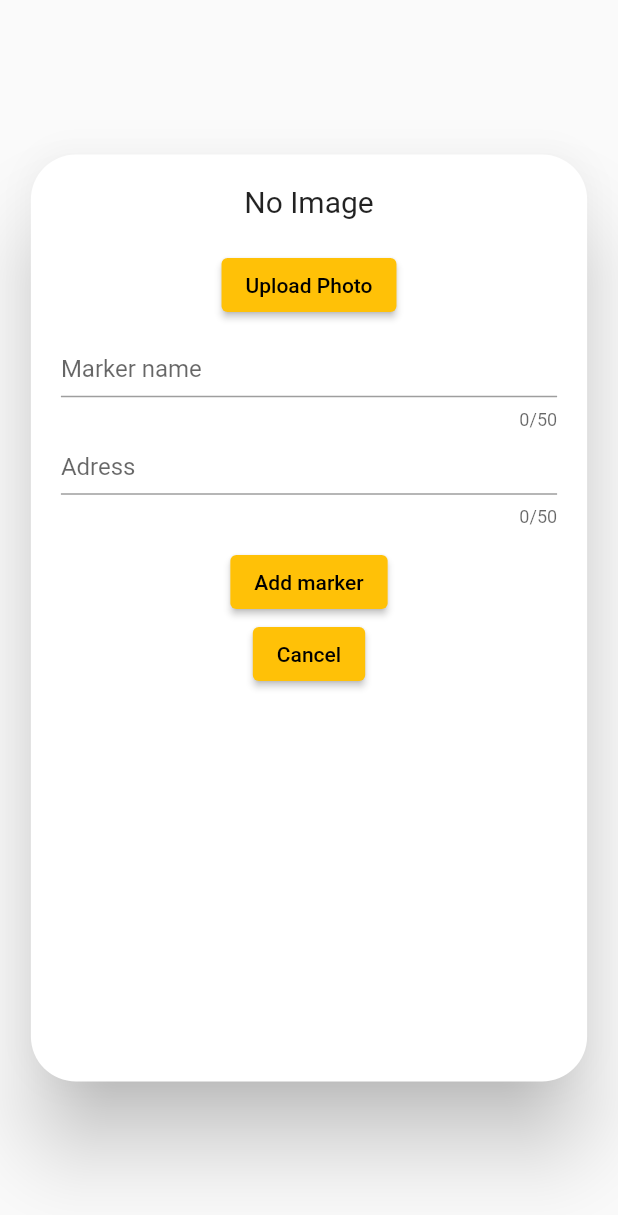
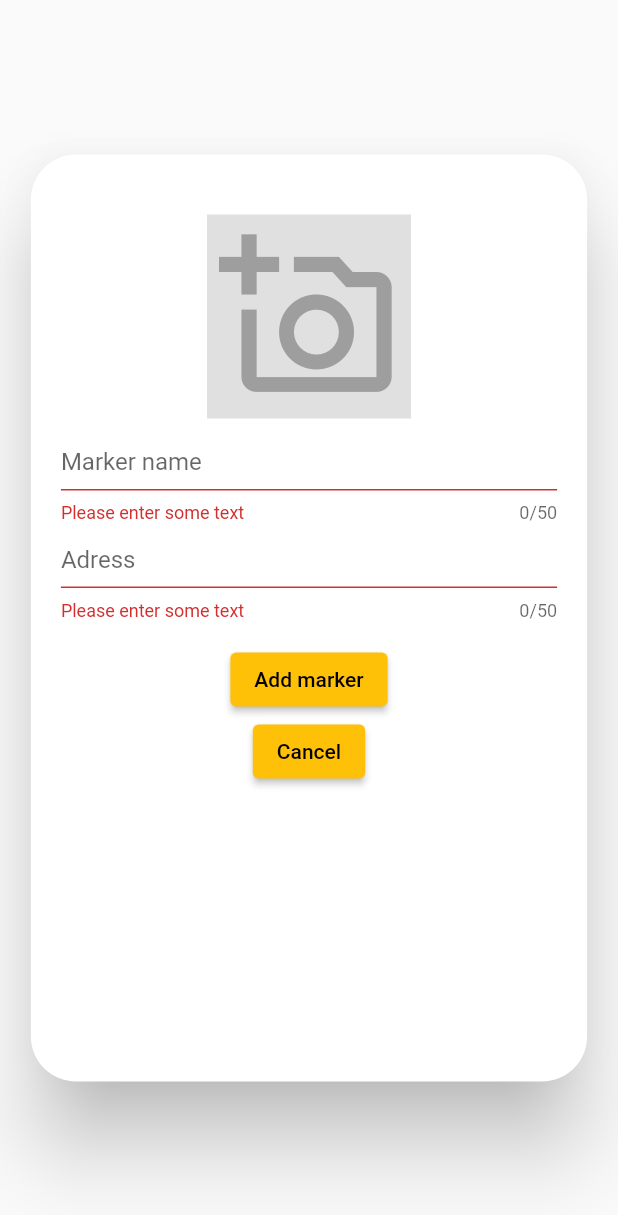
Before and after one commit to gianlucampos/google_maps_example, a Flutter app: the PlaceholderModal widget shown alone on an empty page, opened directly with empty values, after a tap on "Add marker", on a phone screen of 412 x 824 dp. Shown: the top 1215 px of the screen. Run offline on Flutter 3.47's test engine with Material 2 defaults, Android fonts, the light colour scheme and no system bars; our stand-ins replace flutter_mobx, geolocator, get_it, google_maps_flutter, image_picker, mobx; missing offline and left inert: flutter_config; generated files the repository leaves out were written again.

Commit message:
Adding validation and icon button instead text

```diff
--- a/lib/front/map/widgets/image_picker_widget.dart
+++ b/lib/front/map/widgets/image_picker_widget.dart
@@ -46,19 +46,22 @@ class _ImagePickerWidgetState extends State<ImagePickerWidget> {
                     ),
                   ),
                 )
-              : const Padding(
-                  padding: EdgeInsets.symmetric(vertical: 20),
-                  child: Text(
-                    "No Image",
-                    style: TextStyle(fontSize: 20),
+              : Padding(
+                  padding: const EdgeInsets.symmetric(vertical: 20),
+                  child: Container(
+                    color: Colors.black12,
+                    child: IconButton(
+                      enableFeedback: true,
+                      iconSize: 120,
+                      tooltip: 'Upload Photo',
+                      onPressed: () => _buildAlertDialog(context),
+                      icon: const Icon(
+                        Icons.add_a_photo_outlined,
+                        color: Colors.grey,
+                      ),
+                    ),
                   ),
                 ),
-          ElevatedButton(
-            onPressed: () {
-              _buildAlertDialog(context);
-            },
-            child: const Text('Upload Photo'),
-          ),
         ],
       ),
     );
--- a/lib/front/map/widgets/placeholder_form.dart
+++ b/lib/front/map/widgets/placeholder_form.dart
@@ -27,7 +27,6 @@ class PlaceholderModal extends StatelessWidget {
         width: MediaQuery.of(context).size.width * 0.9,
         child: Wrap(
           children: [
-            const ImagePickerWidget(),
             Padding(
               padding: const EdgeInsets.symmetric(horizontal: 20, vertical: 20),
               child: Form(
@@ -35,9 +34,11 @@ class PlaceholderModal extends StatelessWidget {
                 child: Column(
                   crossAxisAlignment: CrossAxisAlignment.start,
                   children: [
+                    const ImagePickerWidget(),
                     SizedBox(
                       height: 50,
                       child: TextFormField(
+                        validator: _textValidator,
                         controller: _nameController,
                         textAlignVertical: TextAlignVertical.top,
                         maxLength: 50,
@@ -51,6 +52,7 @@ class PlaceholderModal extends StatelessWidget {
                     SizedBox(
                       height: 50,
                       child: TextFormField(
+                        validator: _textValidator,
                         controller: _adressController,
                         textAlignVertical: TextAlignVertical.top,
                         maxLength: 50,
@@ -64,6 +66,22 @@ class PlaceholderModal extends StatelessWidget {
                     Center(
                       child: ElevatedButton(
                         onPressed: () {
+                          if (!_formKey.currentState!.validate()) return;
+                          if (_appStore.selectedImage == null) {
+                            showDialog(
+                              context: context,
+                              builder: (context) => AlertDialog(
+                                  actions: [
+                                    ElevatedButton(
+                                      onPressed: () => Navigator.pop(context),
+                                      child: const Text('Ok'),
+                                    )
+                                  ],
+                                  content: const Text(
+                                      'Image is necessary, choose one please!')),
+                            );
+                            return;
+                          }
                           final placeholder = CustomPlaceholder(
                             name: _nameController.text,
                             adress: _adressController.text,
@@ -73,15 +91,14 @@ class PlaceholderModal extends StatelessWidget {
                           );
                           _controller.addMarker(placeholder);
                           Navigator.of(context).pop();
+                          // _appStore.setSelectedImage(null);
                         },
                         child: const Text('Add marker'),
                       ),
                     ),
                     Center(
                       child: ElevatedButton(
-                        onPressed: () {
-                          Navigator.pop(context);
-                        },
+                        onPressed: () => Navigator.pop(context),
                         child: const Text('Cancel'),
                       ),
                     )
@@ -95,4 +112,10 @@ class PlaceholderModal extends StatelessWidget {
     );
   }
 
+  String? _textValidator(String? value) {
+    if (value == null || value.isEmpty) {
+      return 'Please enter some text';
+    }
+    return null;
+  }
 }
```
